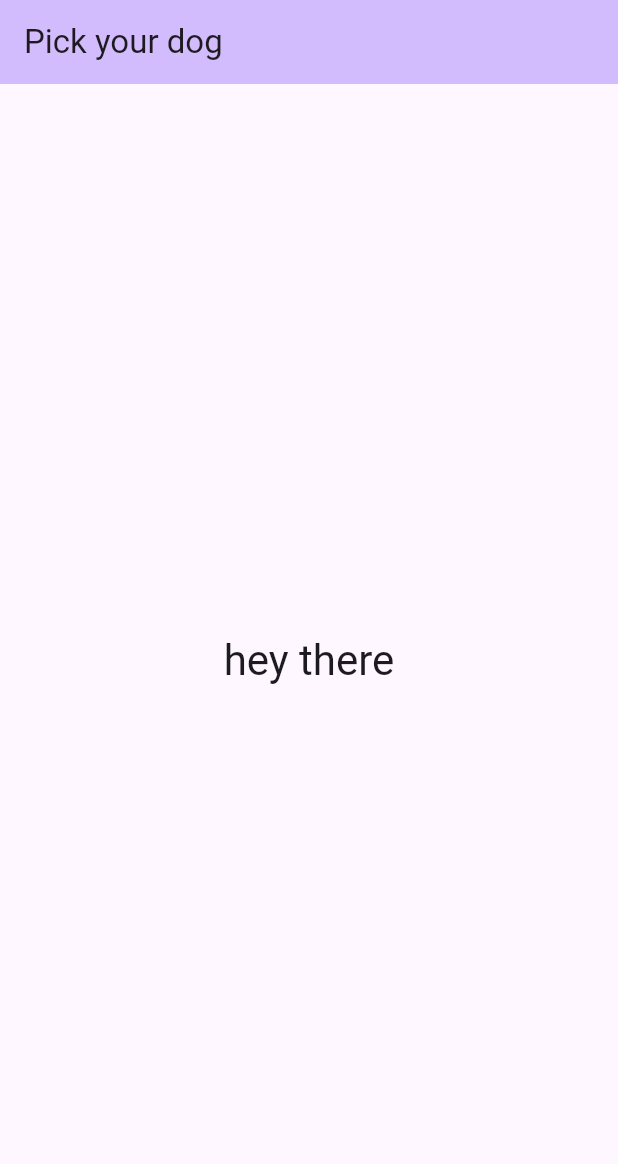
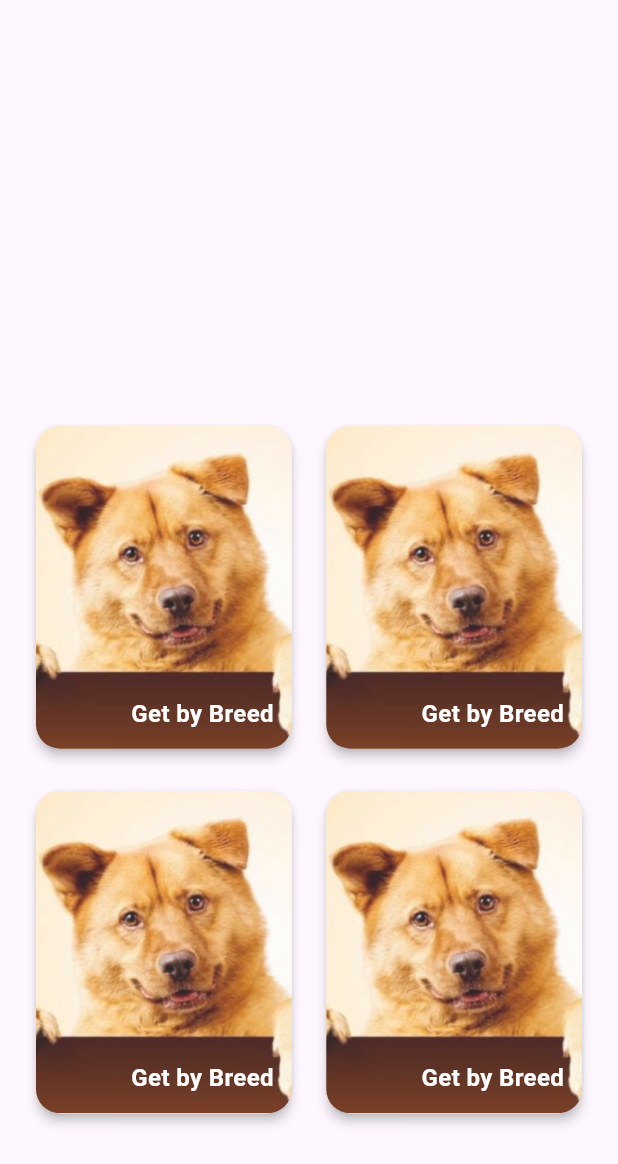
Before and after one commit to siiimaay/pick-your-dog, a Flutter app: the screen it shows after launch, on a phone screen of 412 x 824 dp. Shown: the top 1164 px of the screen. Run offline on Flutter 3.47's test engine with Material 2 defaults, Android fonts, the phone set to English and light mode, and no system bars; generated files the repository leaves out were written again.

Commit message:
add cards for options

```diff
--- /dev/null
+++ b/lib/features/dashboard/presentation/common_widgets/card_button.dart
@@ -0,0 +1,51 @@
+import 'package:flutter/material.dart';
+
+class CardButton extends StatelessWidget {
+  final String content;
+  final Function() onPressed;
+
+  const CardButton({
+    super.key,
+    required this.content,
+    required this.onPressed,
+  });
+
+  @override
+  Widget build(BuildContext context) {
+    return GestureDetector(
+        onTap: onPressed,
+        child: Card(
+          shape:
+              RoundedRectangleBorder(borderRadius: BorderRadius.circular(16.0)),
+          elevation: 3,
+          child: Stack(
+            children: <Widget>[
+              ClipRRect(
+                borderRadius: BorderRadius.circular(16.0),
+                child: Image.asset(
+                  'assets/images/dog_main.png',
+                  fit: BoxFit.cover,
+                  width: double.infinity,
+                  height: 400,
+                  opacity: const AlwaysStoppedAnimation(0.85),
+                ),
+              ),
+              Positioned(
+                bottom: 0,
+                right: 0,
+                child: Container(
+                  padding: EdgeInsets.all(12),
+                  child: const Text(
+                    'Get by Breed',
+                    style: TextStyle(
+                        color: Colors.white,
+                        fontSize: 16,
+                        fontWeight: FontWeight.w600),
+                  ),
+                ),
+              ),
+            ],
+          ),
+        ));
+  }
+}
--- a/lib/main.dart
+++ b/lib/main.dart
@@ -1,4 +1,5 @@
 import 'package:flutter/material.dart';
+import 'package:pick_your_dog/features/dashboard/presentation/common_widgets/card_button.dart';
 
 void main() {
   runApp(const MyApp());
@@ -34,19 +35,21 @@ class _MyHomePageState extends State<MyHomePage> {
   @override
   Widget build(BuildContext context) {
     return Scaffold(
-      appBar: AppBar(
-        backgroundColor: Theme.of(context).colorScheme.inversePrimary,
-        title: Text(widget.title),
-      ),
-      body: Center(
-        child: Column(
-          mainAxisAlignment: MainAxisAlignment.center,
-          children: <Widget>[
-            Text(
-              'hey there',
-              style: Theme.of(context).textTheme.headlineMedium,
-            ),
-          ],
+      body: Container(
+        padding: EdgeInsets.only(top: 280),
+        child: GridView.count(
+          physics: NeverScrollableScrollPhysics(),
+          crossAxisCount: 2,
+          mainAxisSpacing: 20,
+          childAspectRatio: 0.8,
+          crossAxisSpacing: 15,
+          padding: EdgeInsets.symmetric(horizontal: 20),
+          children: List.generate(
+              4,
+              (index) => CardButton(
+                    content: "Hey",
+                    onPressed: () {},
+                  )),
         ),
       ),
     );
--- a/pubspec.yaml
+++ b/pubspec.yaml
@@ -63,6 +63,10 @@ flutter:
   # the material Icons class.
   uses-material-design: true
 
+  assets:
+    - assets/
+    - assets/images/
+
   # To add assets to your application, add an assets section, like this:
   # assets:
   #   - images/a_dot_burr.jpeg
```
Also changed, not shown: assets/images/dog_main.png (added).
